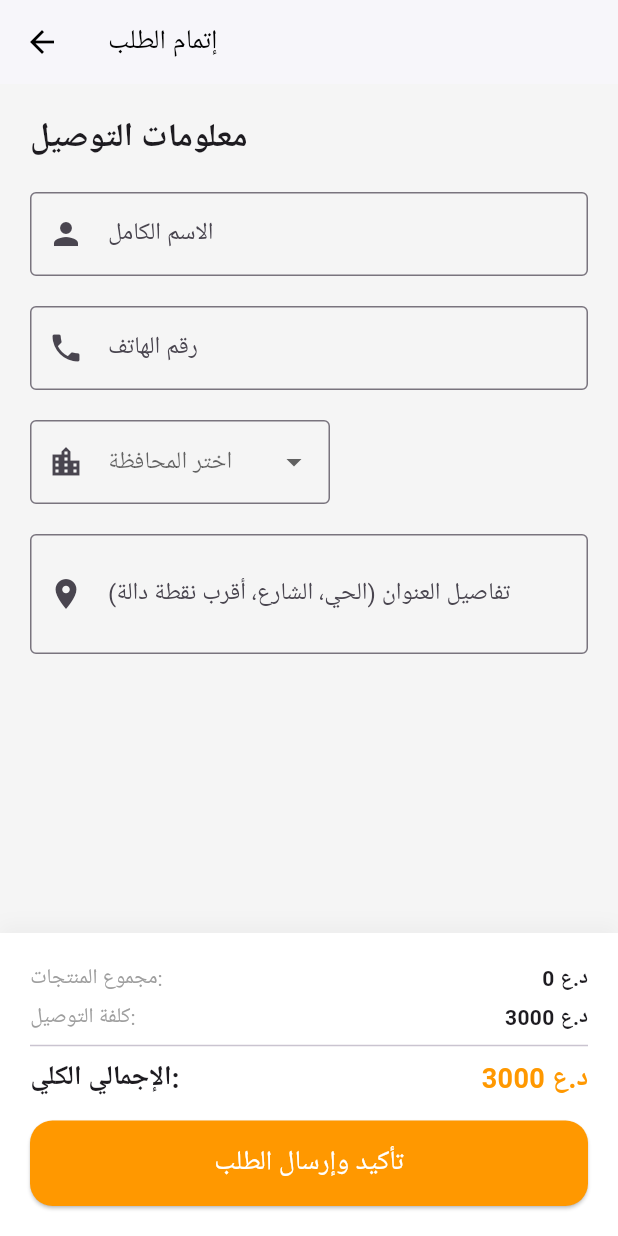
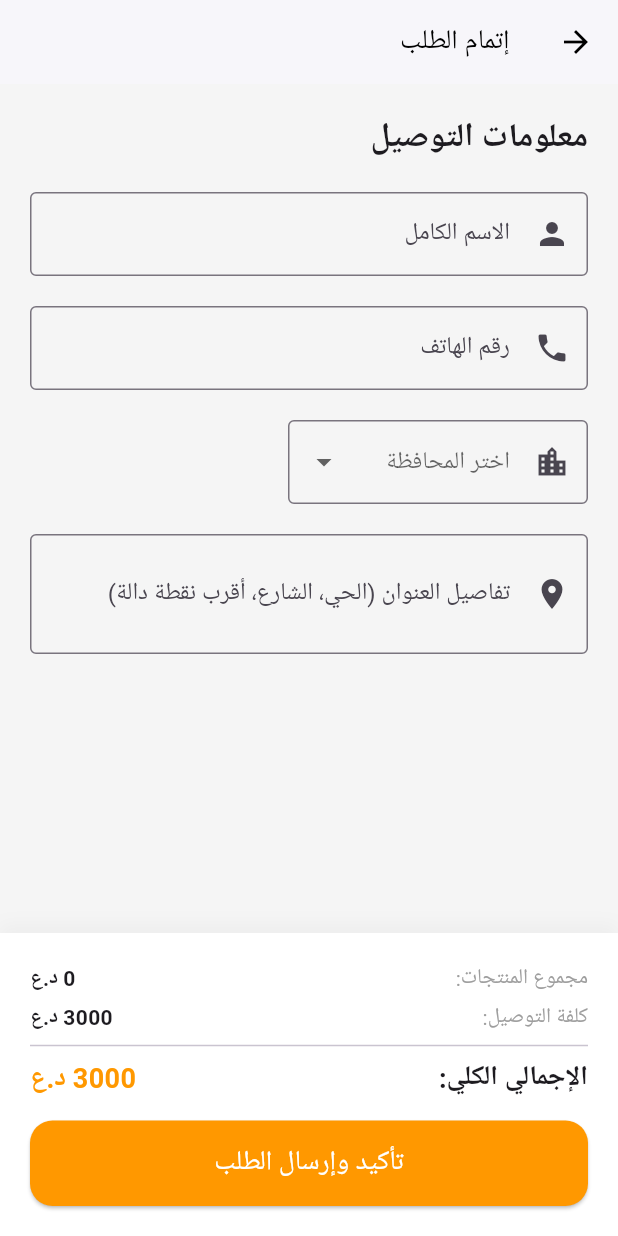
Before and after one commit to teaizteaiz46-blip/MyApp_Flutter, a Flutter app: the screen it shows after launch, item 2 of the bottom bar chosen, after a tap on "إتمام الطلب", on a phone screen of 412 x 824 dp. Run offline on Flutter 3.47's test engine with Material 3 defaults, Android fonts, the phone set to English and light mode, and no system bars; our stand-ins replace firebase_core, firebase_messaging, shared_preferences, supabase_flutter, video_player; missing offline and left inert: facebook_app_events; accounts and stored records are empty; Roboto replaces fonts that are missing (Muli).

Commit message:
new version

```diff
--- a/lib/main.dart
+++ b/lib/main.dart
@@ -8,6 +8,7 @@ import 'facebook_service.dart';
 import 'package:flutter/foundation.dart';
 import 'package:facebook_app_events/facebook_app_events.dart';
 import 'package:myapprun/screens/policy/privacy_policy_screen.dart'; // 👈 أضف هذا السطر هنا (عدل المسار إذا كان الملف داخل مجلد screens)
+import 'package:flutter_localizations/flutter_localizations.dart';
 
 // تعريف متغير عالمي للوصول السهل إلى Supabase
 final supabase = Supabase.instance.client;
@@ -98,8 +99,19 @@ class MyApp extends StatelessWidget {
   @override
   Widget build(BuildContext context) {
     return MaterialApp(
-      title: 'GG',
+      title: 'MODO',
       debugShowCheckedModeBanner: false,
+      // 🌐 👇 هنا التعديل السحري: إجبار التطبيق على الاتجاه العربي (من اليمين لليسار)
+      locale: const Locale('ar', 'IQ'),
+      supportedLocales: const [
+        Locale('ar', 'IQ'), // يدعم اللغة العربية بشكل افتراضي
+      ],
+      localizationsDelegates:[
+        GlobalMaterialLocalizations.delegate,
+        GlobalWidgetsLocalizations.delegate,
+        GlobalCupertinoLocalizations.delegate,
+      ],
+      // ----------------------------------------------------
       theme: ThemeData(
         primarySwatch: Colors.orange,
         scaffoldBackgroundColor: const Color(0xFFF5F5F5),
```
Also changed, not shown: pubspec.yaml (+15 -33 lines), assets/icons/LaunchImage.png, assets/icons/LaunchImage@2x.png, assets/icons/LaunchImage@3x.png, assets/icons/ggicon.jpg, assets/icons/ggicon.png, pubspec.lock, 48 other files.
